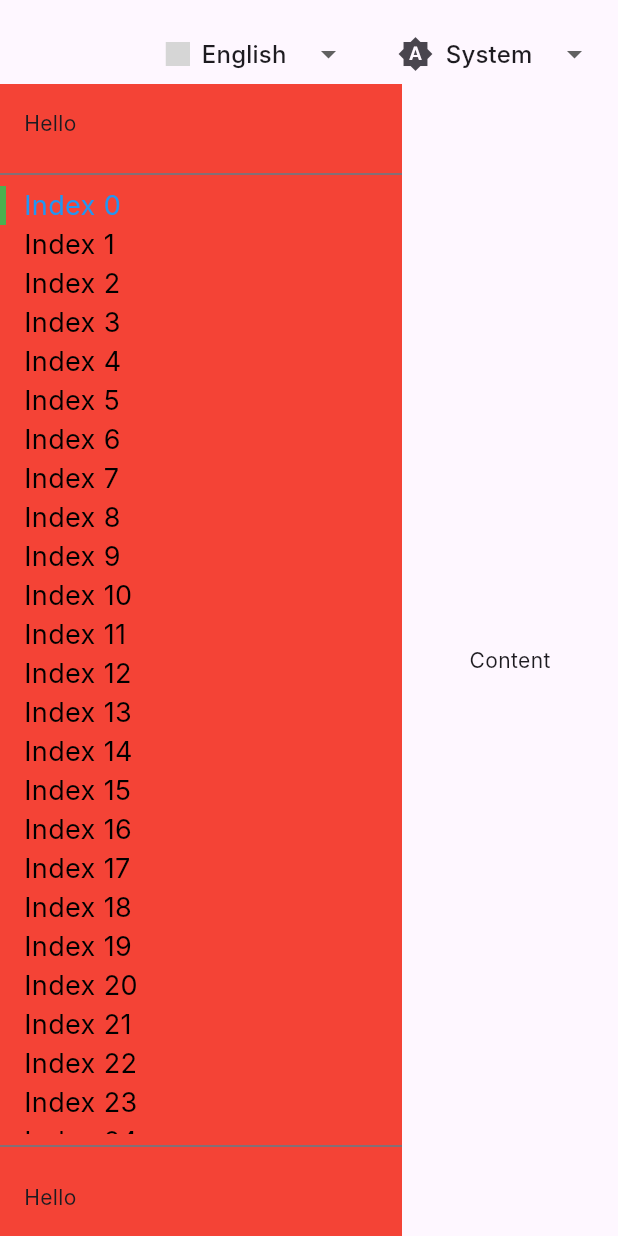
After one commit to bsolca/ez-ui-flutter, a Flutter app: the screen it shows after launch, on a phone screen of 412 x 824 dp. The commit adds this screen. Run offline on Flutter 3.47's test engine with Material 3 defaults, Android fonts, the phone set to English and light mode, and no system bars; drawn by our look-alikes of dropdown_button2; our stand-ins replace flutter_riverpod, freezed_annotation, go_router, hive, hive_flutter, riverpod_annotation; missing offline and left inert: country_flags, quick_log; accounts and stored records are empty; generated files the repository leaves out were written again; Roboto replaces fonts that are missing (Inter); grey boxes are pictures that could not be loaded.

Commit message:
Split widgets and document it.

```diff
--- /dev/null
+++ b/lib/src/shared/sidebar/measuring_widget.dart
@@ -0,0 +1,43 @@
+import 'package:flutter/material.dart';
+
+/// A [MeasuringWidget] that measures the size of its child widget.
+///
+/// This widget notifies when the size of the [child] changes.
+class MeasuringWidget extends StatefulWidget {
+  /// Creates a [MeasuringWidget].
+  ///
+  /// The [child] and [onSize] parameters are required.
+  const MeasuringWidget({
+    super.key,
+    required this.child,
+    required this.onSize,
+  });
+
+  /// The child widget to be measured.
+  final Widget child;
+
+  /// Callback invoked when the size of the [child] changes.
+  final ValueChanged<Size> onSize;
+
+  @override
+  State<MeasuringWidget> createState() => _MeasuringWidgetState();
+}
+
+class _MeasuringWidgetState extends State<MeasuringWidget> {
+  Size? oldSize;
+
+  @override
+  Widget build(BuildContext context) {
+    WidgetsBinding.instance.addPostFrameCallback((_) {
+      final contextSize = context.size;
+      if (contextSize != null && oldSize != contextSize) {
+        oldSize = contextSize;
+        widget.onSize(contextSize);
+      }
+    });
+
+    return SizeChangedLayoutNotifier(
+      child: widget.child,
+    );
+  }
+}
--- /dev/null
+++ b/lib/src/shared/sidebar/sidebar.dart
@@ -0,0 +1,113 @@
+import 'package:flutter/material.dart';
+import 'package:impostor/src/shared/sidebar/indicator_widget.dart';
+import 'package:impostor/src/shared/sidebar/measuring_widget.dart';
+import 'package:impostor/src/shared/sidebar/sidebar_footer.dart';
+import 'package:impostor/src/shared/sidebar/sidebar_header.dart';
+import 'package:impostor/src/shared/sidebar/sidebar_item.dart';
+
+/// A [Sidebar] widget that displays a customizable navigation sidebar.
+///
+/// This widget includes a header, a list of items with selection
+/// indicators, and a footer. It supports dynamic item heights and
+/// scrolling.
+class Sidebar extends StatelessWidget {
+  /// Creates a [Sidebar] widget.
+  ///
+  /// The [logo], [headerText], [items], [currentIndex], [onItemTap],
+  /// [scrollController], [itemHeights], and [updateItemHeight] parameters
+  /// are required.
+  const Sidebar({
+    super.key,
+    required this.logo,
+    required this.headerText,
+    this.headerDropdown,
+    required this.items,
+    required this.currentIndex,
+    required this.onItemTap,
+    required this.scrollController,
+    required this.itemHeights,
+    required this.updateItemHeight,
+  });
+
+  /// The logo widget displayed in the header.
+  final Widget? logo;
+
+  /// The text displayed in the header.
+  final String? headerText;
+
+  /// An optional dropdown widget displayed in the header.
+  final Widget? headerDropdown;
+
+  /// The list of item labels to display in the sidebar.
+  final List<String> items;
+
+  /// The index of the currently selected item.
+  final int currentIndex;
+
+  /// Callback when an item is tapped, providing the tapped item's index.
+  final ValueChanged<int> onItemTap;
+
+  /// Controller to manage the scrolling of the item list.
+  final ScrollController scrollController;
+
+  /// A list of heights for each sidebar item.
+  final List<double> itemHeights;
+
+  /// Updates the height of an item at the given index.
+  ///
+  /// Takes the item's index and its new height as parameters.
+  final void Function(int, double) updateItemHeight;
+
+  @override
+  Widget build(BuildContext context) {
+    return Container(
+      width: 268,
+      color: Colors.red,
+      child: Column(
+        children: [
+          SidebarHeader(
+            logo: logo,
+            headerText: headerText,
+            headerDropdown: headerDropdown,
+          ),
+          const Divider(color: Colors.blueGrey, thickness: 1),
+          Expanded(
+            child: Stack(
+              children: [
+                NotificationListener<SizeChangedLayoutNotification>(
+                  onNotification: (notification) => true,
+                  child: ListView.builder(
+                    controller: scrollController,
+                    itemCount: items.length,
+                    itemBuilder: (context, index) {
+                      return MeasuringWidget(
+                        onSize: (size) =>
+                            updateItemHeight(index, size.height),
+                        child: SidebarItem(
+                          text: items[index],
+                          isSelected: index == currentIndex,
+                          onTap: () => onItemTap(index),
+                        ),
+                      );
+                    },
+                  ),
+                ),
+                IndicatorWidget(
+                  scrollController: scrollController,
+                  itemHeights: itemHeights,
+                  selectedIndex: currentIndex,
+                  indicatorColor: Colors.green,
+                ),
+              ],
+            ),
+          ),
+          const Divider(color: Colors.blueGrey, thickness: 1),
+          SidebarFooter(
+            logo: logo,
+            headerText: headerText,
+          ),
+        ],
+      ),
+    );
+  }
+}
--- /dev/null
+++ b/lib/src/shared/sidebar/sidebar_footer.dart
@@ -0,0 +1,34 @@
+import 'package:flutter/material.dart';
+
+/// A [SidebarFooter] widget that displays the footer section of the sidebar.
+///
+/// This widget can include a logo and header text.
+class SidebarFooter extends StatelessWidget {
+  /// Creates a [SidebarFooter] widget.
+  ///
+  /// The [logo] and [headerText] parameters are optional.
+  const SidebarFooter({
+    super.key,
+    this.logo,
+    this.headerText,
+  });
+
+  /// The logo widget displayed in the footer.
+  final Widget? logo;
+
+  /// The text displayed in the footer.
+  final String? headerText;
+
+  @override
+  Widget build(BuildContext context) {
+    return Padding(
+      padding: const EdgeInsets.all(16),
+      child: Row(
+        children: [
+          if (logo != null) logo!,
+          if (headerText != null) Text(headerText!),
+        ],
+      ),
+    );
+  }
+}
--- /dev/null
+++ b/lib/src/shared/sidebar/sidebar_header.dart
@@ -0,0 +1,39 @@
+import 'package:flutter/material.dart';
+
+/// A [SidebarHeader] widget that displays the header section of the sidebar.
+///
+/// This widget can include a logo, header text, and an optional dropdown menu.
+class SidebarHeader extends StatelessWidget {
+  /// Creates a [SidebarHeader] widget.
+  ///
+  /// The [logo], [headerText], and [headerDropdown] parameters are optional.
+  const SidebarHeader({
+    super.key,
+    this.logo,
+    this.headerText,
+    this.headerDropdown,
+  });
+
+  /// The logo widget displayed in the header.
+  final Widget? logo;
+
+  /// The text displayed in the header.
+  final String? headerText;
+
+  /// An optional dropdown widget displayed in the header.
+  final Widget? headerDropdown;
+
+  @override
+  Widget build(BuildContext context) {
+    return Padding(
+      padding: const EdgeInsets.all(16),
+      child: Row(
+        children: [
+          if (logo != null) logo!,
+          if (headerText != null) Text(headerText!),
+          if (headerDropdown != null) headerDropdown!,
+        ],
+      ),
+    );
+  }
+}
--- /dev/null
+++ b/lib/src/shared/sidebar/sidebar_item.dart
@@ -0,0 +1,45 @@
+import 'package:flutter/material.dart';
+
+/// A [SidebarItem] widget that represents a single item in the sidebar.
+///
+/// This widget displays text and indicates selection status.
+/// It handles tap interactions to notify when the item is selected.
+class SidebarItem extends StatelessWidget {
+  /// Creates a [SidebarItem] widget.
+  ///
+  /// The [text], [isSelected], and [onTap] parameters are required.
+  const SidebarItem({
+    super.key,
+    required this.text,
+    required this.isSelected,
+    required this.onTap,
+  });
+
+  /// The text label of the sidebar item.
+  final String text;
+
+  /// Whether the sidebar item is currently selected.
+  final bool isSelected;
+
+  /// Callback invoked when the sidebar item is tapped.
+  final VoidCallback onTap;
+
+  @override
+  Widget build(BuildContext context) {
+    return GestureDetector(
+      onTap: onTap,
+      child: Container(
+        color: Colors.transparent,
+        alignment: Alignment.centerLeft,
+        padding: const EdgeInsets.symmetric(horizontal: 16),
+        child: Text(
+          text,
+          style: TextStyle(
+            color: isSelected ? Colors.blue : Colors.black,
+            fontSize: 18,
+          ),
+        ),
+      ),
+    );
+  }
+}
```
Also changed, not shown: lib/src/shared/sidebar_layout/sidebar_layout.dart (+17 -161 lines), lib/src/shared/sidebar/indicator_renderbox.dart (renamed from lib/src/shared/sidebar_layout/indicator_renderbox.dart), lib/src/shared/sidebar/indicator_widget.dart (renamed from lib/src/shared/sidebar_layout/indicator_widget.dart).
